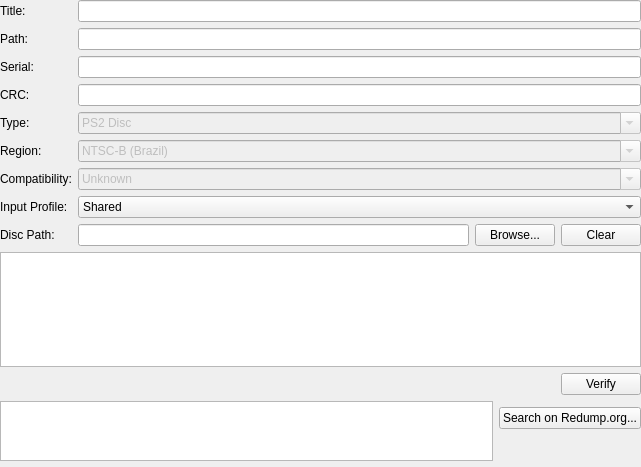
Old version of the form pcsx2-qt/Settings/GameSummaryWidget.ui in the repository PCSX2/pcsx2.
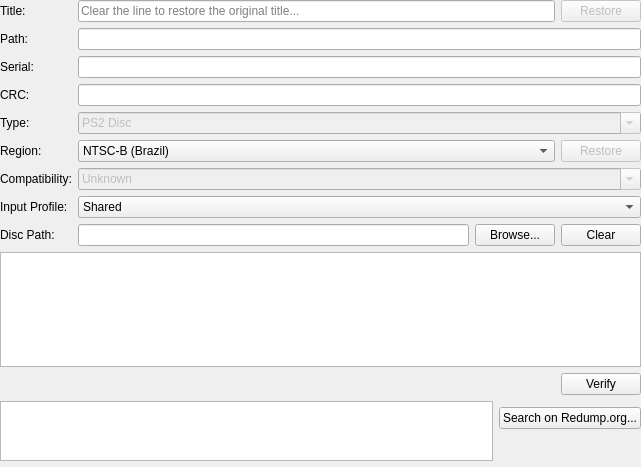
New version of the form. Icons and pictures are not drawn.

Commit message: GameList: Support adding custom title and region to files

Diff of the .ui file:
```diff
--- a/pcsx2-qt/Settings/GameSummaryWidget.ui
+++ b/pcsx2-qt/Settings/GameSummaryWidget.ui
@@ -34,11 +34,25 @@
     </widget>
    </item>
    <item row="0" column="1">
+    <layout class="QHBoxLayout" name="horizontalLayout_6">
+     <item>
     <widget class="QLineEdit" name="title">
-     <property name="readOnly">
-      <bool>true</bool>
-     </property>
-    </widget>
+       <property name="placeholderText">
+        <string>Clear the line to restore the original title...</string>
+       </property>
+      </widget>
+     </item>
+     <item>
+      <widget class="QPushButton" name="restoreTitle">
+       <property name="enabled">
+        <bool>false</bool>
+       </property>
+       <property name="text">
+        <string>Restore</string>
+       </property>
+      </widget>
+     </item>
+    </layout>
    </item>
    <item row="1" column="0">
     <widget class="QLabel" name="label_2">
@@ -140,19 +154,15 @@
     </widget>
    </item>
    <item row="5" column="1">
+    <layout class="QHBoxLayout" name="horizontalLayout_6">
+      <item>
     <widget class="QComboBox" name="region">
-     <property name="enabled">
-      <bool>false</bool>
-     </property>
      <property name="sizePolicy">
       <sizepolicy hsizetype="Expanding" vsizetype="Fixed">
        <horstretch>0</horstretch>
        <verstretch>0</verstretch>
       </sizepolicy>
      </property>
-     <property name="editable">
-      <bool>true</bool>
-     </property>
      <item>
       <property name="text">
        <string extracomment="Leave the code as-is, translate the country's name.">NTSC-B (Brazil)</string>
@@ -305,6 +315,18 @@
      </item>
     </widget>
    </item>
+      <item>
+      <widget class="QPushButton" name="restoreRegion">
+       <property name="enabled">
+        <bool>false</bool>
+       </property>
+       <property name="text">
+        <string>Restore</string>
+       </property>
+      </widget>
+     </item>
+    </layout>
+   </item>
    <item row="6" column="0">
     <widget class="QLabel" name="label_7">
      <property name="text">
```
Left out of the diff: 12 changed lines with no effect on the pictures. Lines whose indentation alone changed are shown as unchanged. The commit also changes 7 other files.
